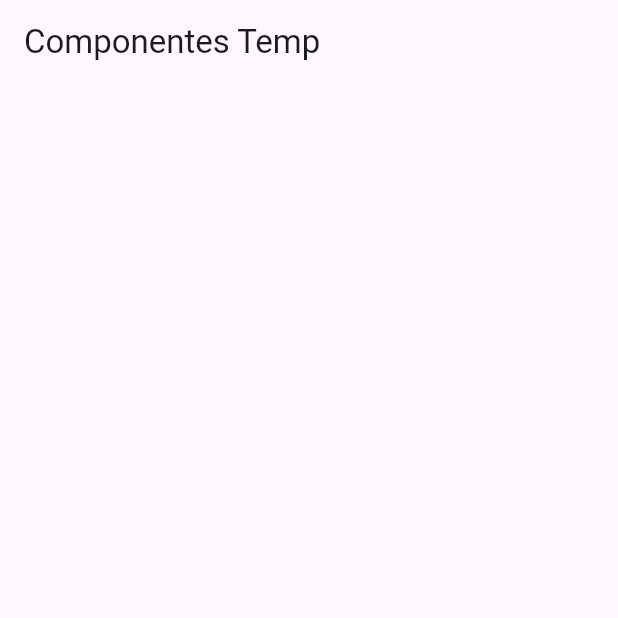
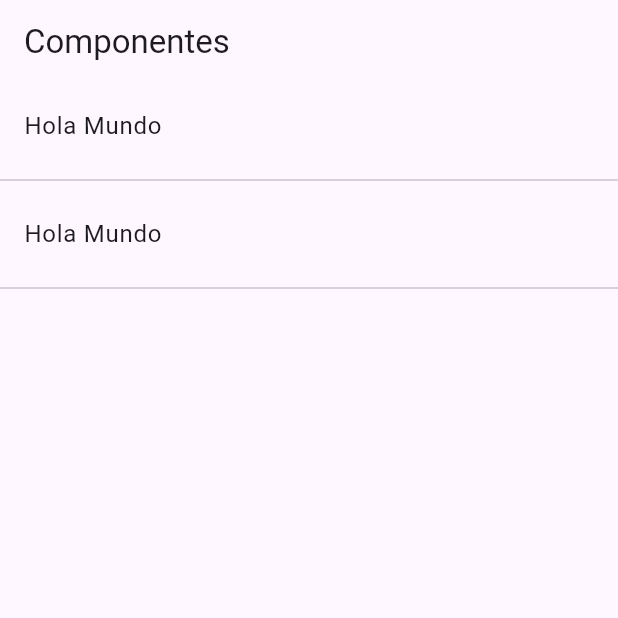
Before and after one commit to AitorAD/seminario1_pmdm, a Flutter app: the screen it shows after launch, on a phone screen of 412 x 824 dp, the top half of it. Run offline on Flutter 3.47's test engine with Material 3 defaults, Android fonts, the phone set to English and light mode, and no system bars.

Commit message:
Seminario 1

```diff
--- a/lib/home_temp.dart
+++ b/lib/home_temp.dart
@@ -1,13 +1,24 @@
 import 'package:flutter/material.dart';
 
 class HomePageTemp extends StatelessWidget {
+  final opciones = ['Uno', 'Dos', 'Tres', 'Cuatro', 'Cinco'];
   @override
   Widget build(BuildContext context) {
-    return Scaffold(
-      appBar: AppBar(
-        title: Text('Componentes Temp'),
-      ),
-      body: ListView(),
+    return Scaffold(appBar: AppBar(title: Text('Componentes')), body: _lista());
+  }
+
+  Widget _lista() {
+    return ListView(
+      children: _listaItems(),
     );
   }
+
+  List<Widget> _listaItems() {
+    return [
+      ListTile(title: Text('Hola Mundo')),
+      Divider(),
+      ListTile(title: Text('Hola Mundo')),
+      Divider()
+    ];
+  }
 }
```
Also changed, not shown: data/menu_opts.json (added, +20 -0 lines).
